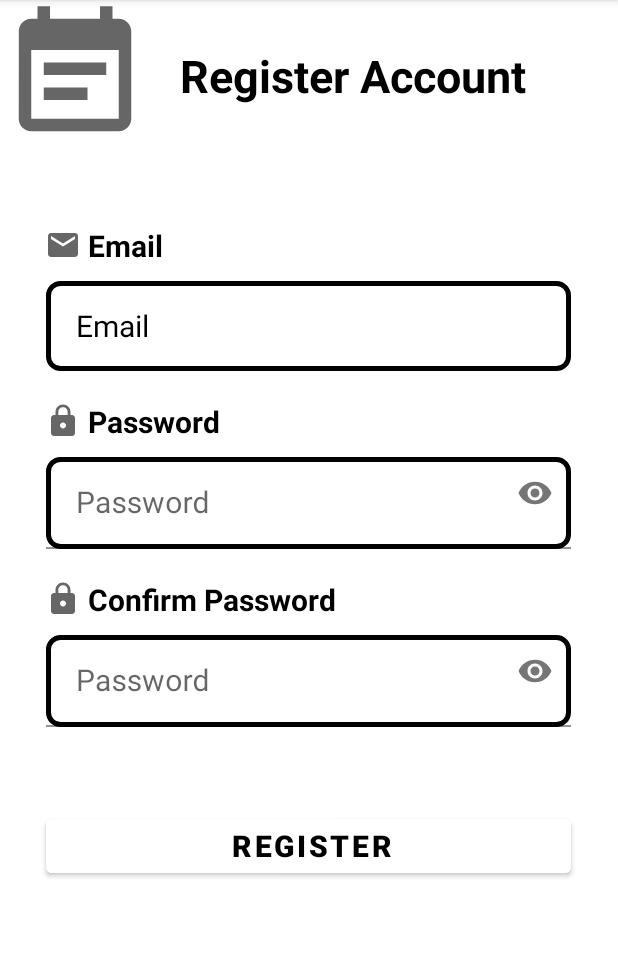
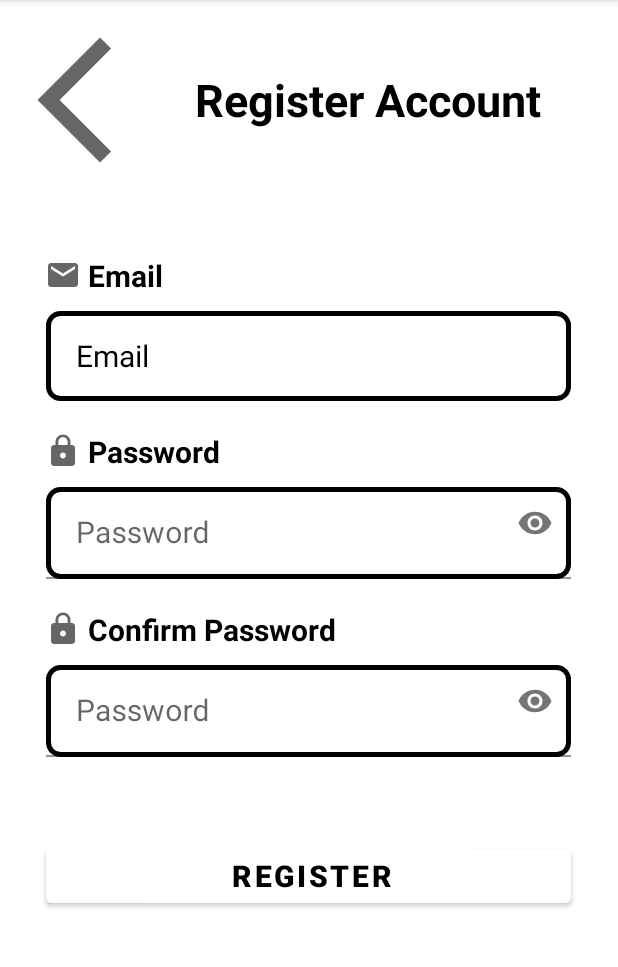
Before and after one commit to KagayakuMirai54/ResponsiFintech, an Android app: the RegisterActivity screen opened directly, with no data from a screen before it, on a phone screen of 412 x 824 dp, the part 84-1051 px from its top. Run offline under Robolectric (Android 15) with nearby library versions, the phone set to English and light mode, and no system bars; 2 statements that could not run were skipped.

Commit message:
second commit

```diff
--- a/app/src/main/AndroidManifest.xml
+++ b/app/src/main/AndroidManifest.xml
@@ -10,7 +10,7 @@
         android:supportsRtl="true"
         android:theme="@style/Theme.ResponsiFintech">
         <activity
-            android:name=".LoginActivity"
+            android:name=".HomeActivity"
             android:exported="false" />
         <activity
             android:name=".RecoveryActivity"
@@ -19,7 +19,7 @@
             android:name=".RegisterActivity"
             android:exported="false" />
         <activity
-            android:name=".HomeActivity"
+            android:name=".LoginActivity"
             android:exported="true">
             <intent-filter>
                 <action android:name="android.intent.action.MAIN" />
--- a/app/src/main/java/com/example/responsifintech/RegisterActivity.kt
+++ b/app/src/main/java/com/example/responsifintech/RegisterActivity.kt
@@ -1,11 +1,37 @@
 package com.example.responsifintech
 
+import android.content.Intent
 import androidx.appcompat.app.AppCompatActivity
 import android.os.Bundle
+import android.view.View
+import android.widget.Button
 
-class RegisterActivity : AppCompatActivity() {
+class RegisterActivity : AppCompatActivity(), View.OnClickListener {
+    private lateinit var ic_back : Button
+    private lateinit var btn_Register: Button
     override fun onCreate(savedInstanceState: Bundle?) {
         super.onCreate(savedInstanceState)
         setContentView(R.layout.activity_register)
+
+            btn_Register = findViewById(R.id.btn_Login)
+            btn_Register.setOnClickListener(this)
+
+            ic_back = findViewById(R.id.ic_back)
+            ic_back.setOnClickListener(this)
+
+        }
+        override fun onClick(v: View) {
+            when (v.id) {
+                R.id.btn_register -> {
+                    val intent = Intent(this@RegisterActivity, HomeActivity::class.java)
+                    startActivity(intent)
+                }
+            }
+            when (v.id) {
+                R.id.ic_back -> {
+                    val intent = Intent(this@RegisterActivity, HomeActivity::class.java)
+                    startActivity(intent)
+                }
+            }
+        }
     }
-}
--- a/app/src/main/res/drawable/ic_arrow_back.xml
+++ b/app/src/main/res/drawable/ic_arrow_back.xml
@@ -1,6 +1,6 @@
 <vector xmlns:android="http://schemas.android.com/apk/res/android"
-    android:width="24dp"
-    android:height="24dp"
+    android:width="100dp"
+    android:height="100dp"
     android:viewportWidth="24"
     android:viewportHeight="24"
     android:tint="?attr/colorControlNormal">
--- a/app/src/main/res/drawable/ic_note_24.xml
+++ b/app/src/main/res/drawable/ic_note_24.xml
@@ -1,6 +1,6 @@
 <vector xmlns:android="http://schemas.android.com/apk/res/android"
-    android:width="24dp"
-    android:height="24dp"
+    android:width="100dp"
+    android:height="100dp"
     android:viewportWidth="24"
     android:viewportHeight="24"
     android:tint="?attr/colorControlNormal">
--- a/app/src/main/res/layout/activity_register.xml
+++ b/app/src/main/res/layout/activity_register.xml
@@ -8,22 +8,27 @@
     tools:context=".RegisterActivity">
 
     <LinearLayout
+        android:id="@+id/ic_backlogin"
         android:layout_width="match_parent"
-        android:layout_height="wrap_content"
+        android:layout_height="120dp"
         android:orientation="horizontal">
 
-        <ImageView
-            android:layout_width="100dp"
-            android:layout_height="100dp"
-            android:layout_gravity="left"
-            android:src="@drawable/ic_note_24" />
-
+<!--        <ImageView-->
+<!--            android:layout_width="100dp"-->
+<!--            android:layout_height="100dp"-->
+<!--            android:layout_gravity="left"-->
+<!--            android:src="@drawable/ic_note_24" />-->
 
         <TextView
             android:layout_width="wrap_content"
             android:layout_height="wrap_content"
-            android:layout_marginLeft="20dp"
-            android:layout_marginTop="30dp"
+            android:drawableLeft="@drawable/ic_arrow_back" />
+
+        <TextView
+            android:layout_width="wrap_content"
+            android:layout_height="wrap_content"
+            android:layout_marginLeft="30dp"
+            android:layout_marginTop="46dp"
             android:text="Register Account"
             android:textColor="@color/black"
             android:textSize="30sp"
@@ -119,7 +124,7 @@
             </com.google.android.material.textfield.TextInputLayout>
 
             <Button
-                android:id="@+id/btregister"
+                android:id="@+id/btn_register"
                 android:layout_width="350dp"
                 android:layout_height="wrap_content"
                 android:layout_gravity="center_horizontal"
--- a/app/src/main/res/values/strings.xml
+++ b/app/src/main/res/values/strings.xml
@@ -1,6 +1,6 @@
 <resources>
     <string name="app_name">Responsi Fintech</string>
-    <!-- TODO: Remove or change this placeholder text -->
+     TODO: Remove or change this placeholder text
     <string name="link">Forgot Password? Click <a href = "activity_recovery.xml"> here </a></string>
-    <string name="link2">Haven't Account? Register <a href = "activity_register.xml"> here </a></string>
+    <string name="link2">Haven\'t Account? Register <a href = "activity_register.xml"> here </a></string>
 </resources>
```
Also changed, not shown: app/src/main/java/com/example/responsifintech/LoginActivity.kt (+46 -5 lines), app/src/main/java/com/example/responsifintech/RecoveryActivity.kt (+19 -1 lines), app/src/main/res/layout/activity_home.xml (+10 -2 lines), app/src/main/res/layout/activity_login.xml (+16 -18 lines), app/src/main/res/layout/activity_recovery.xml (+16 -9 lines).
